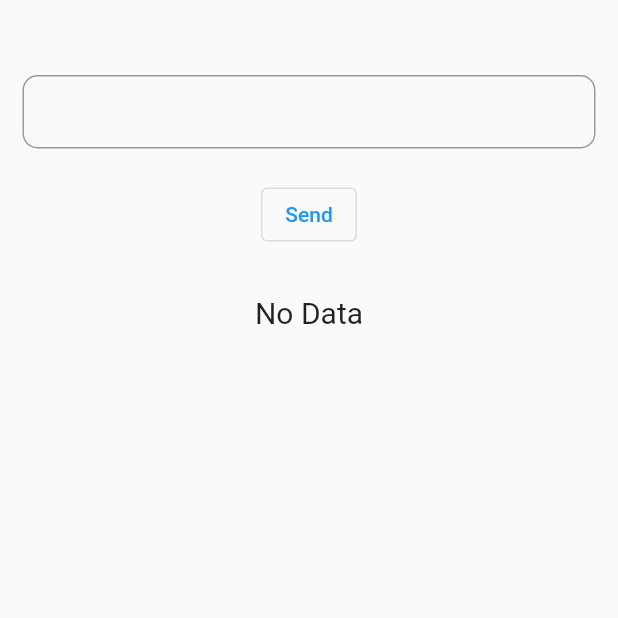
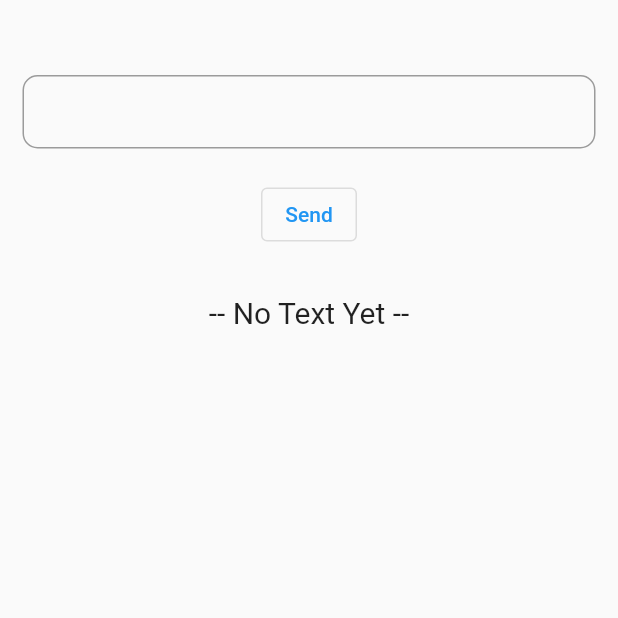
Before and after one commit to sachin-dahal/socket_flutter, a Flutter app: the screen it shows after launch, on a phone screen of 412 x 824 dp, the top half of it. Run offline on Flutter 3.47's test engine with Material 2 defaults, Android fonts, the light colour scheme and no system bars; our stand-ins replace get, socket_io_client; missing offline and left inert: socket_io; network calls fail.

Commit message:
socket done

```diff
--- a/lib/main.dart
+++ b/lib/main.dart
@@ -1,7 +1,9 @@
 import 'package:flutter/material.dart';
-import 'socket_page.dart';
+import 'package:socket_flutter/socket_client/socket_client.dart';
+import 'package:socket_flutter/websocket/socket_page.dart';
 
 void main() {
+
   runApp(MyApp());
 }
 
@@ -11,6 +13,7 @@ class MyApp extends StatelessWidget {
     return MaterialApp(
       debugShowCheckedModeBanner: false,
       title: "Socket Demo",
+      //home: SocketClient(),
       home: SocketPage(),
     );
   }
--- /dev/null
+++ b/lib/websocket/socket_page.dart
@@ -0,0 +1,51 @@
+import 'package:flutter/material.dart';
+import 'package:get/get.dart';
+import 'package:socket_flutter/websocket/socket_page_controller.dart';
+
+class SocketPage extends StatelessWidget {
+  final SocketController _socketController = Get.put(SocketController());
+
+  @override
+  Widget build(BuildContext context) {
+    return Scaffold(
+      body: Container(
+        padding: EdgeInsets.symmetric(horizontal: 15.0, vertical: 50.0),
+        child: Column(
+          children: [
+            TextField(
+              controller: _socketController.textController,
+              decoration: InputDecoration(
+                border: OutlineInputBorder(
+                  borderRadius: BorderRadius.circular(10.0),
+                ),
+                isDense: true,
+                contentPadding: EdgeInsets.all(15.0),
+              ),
+              onEditingComplete: () {
+                _socketController.sendText();
+                FocusScope.of(context).unfocus();
+              },
+            ),
+            SizedBox(height: 20.0),
+            OutlinedButton(
+              onPressed: _socketController.sendText,
+              child: Text("Send"),
+            ),
+            SizedBox(height: 30.0),
+            StreamBuilder(
+              stream: _socketController.socket.stream,
+              builder: (context, snapshot) {
+                return Text(
+                  snapshot.hasData ? '${snapshot.data}' : "-- No Text Yet --",
+                  style: TextStyle(
+                    fontSize: 20.0,
+                  ),
+                );
+              },
+            ),
+          ],
+        ),
+      ),
+    );
+  }
+}
--- a/pubspec.yaml
+++ b/pubspec.yaml
@@ -28,6 +28,8 @@ dependencies:
   # Use with the CupertinoIcons class for iOS style icons.
   cupertino_icons: ^1.0.2
   web_socket_channel: ^2.0.0
+  socket_io: ^0.9.0
+  socket_io_client: ^0.9.12
   get: ^3.26.0
 
 dev_dependencies:
```
Also changed, not shown: lib/server.dart (added, +35 -0 lines), lib/socket_client/socket_client.dart (renamed from lib/socket_page.dart, +15 -6 lines), lib/socket_client/socket_client_controller.dart (added, +82 -0 lines), lib/websocket/socket_page_controller.dart (renamed from lib/socket_page_controller.dart), pubspec.lock.
